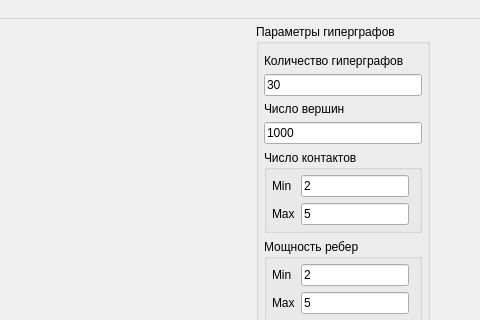
First picture: the form in mainwindow.ui, repository olerapx/CAD, before the edit; both pictures show x 350 to 830 and y 0 to 320 of the 830 by 666 pixel window.
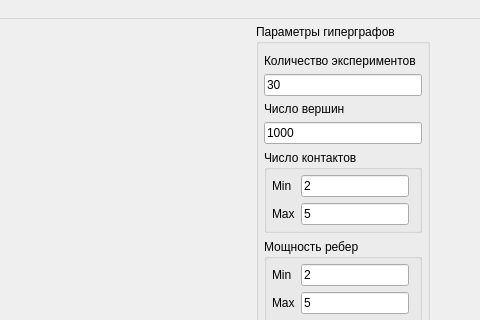
Second picture: the form after the edit. Custom widgets are drawn as their Qt base class.

```diff
--- a/mainwindow.ui
+++ b/mainwindow.ui
@@ -73,7 +73,7 @@
            <item>
             <widget class="QLabel" name="HGNumberLabel">
              <property name="text">
-              <string>Количество гиперграфов</string>
+              <string>Количество экспериментов</string>
              </property>
             </widget>
            </item>
```
Left out of the diff: 4 changed lines with no effect on the pictures.
